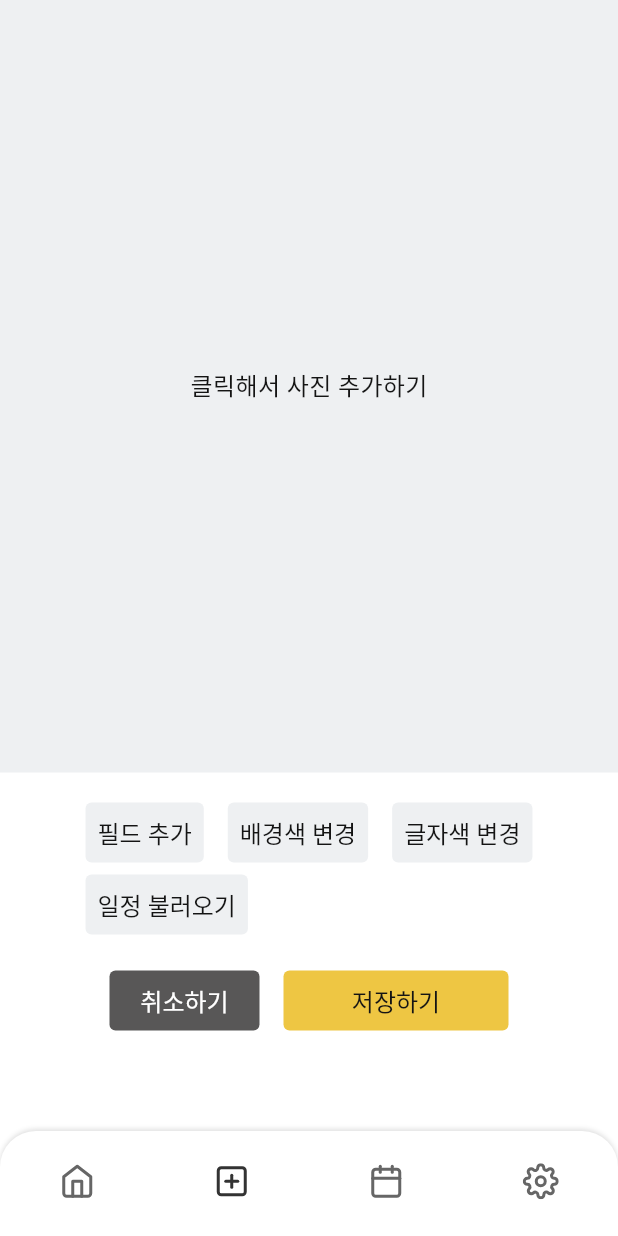
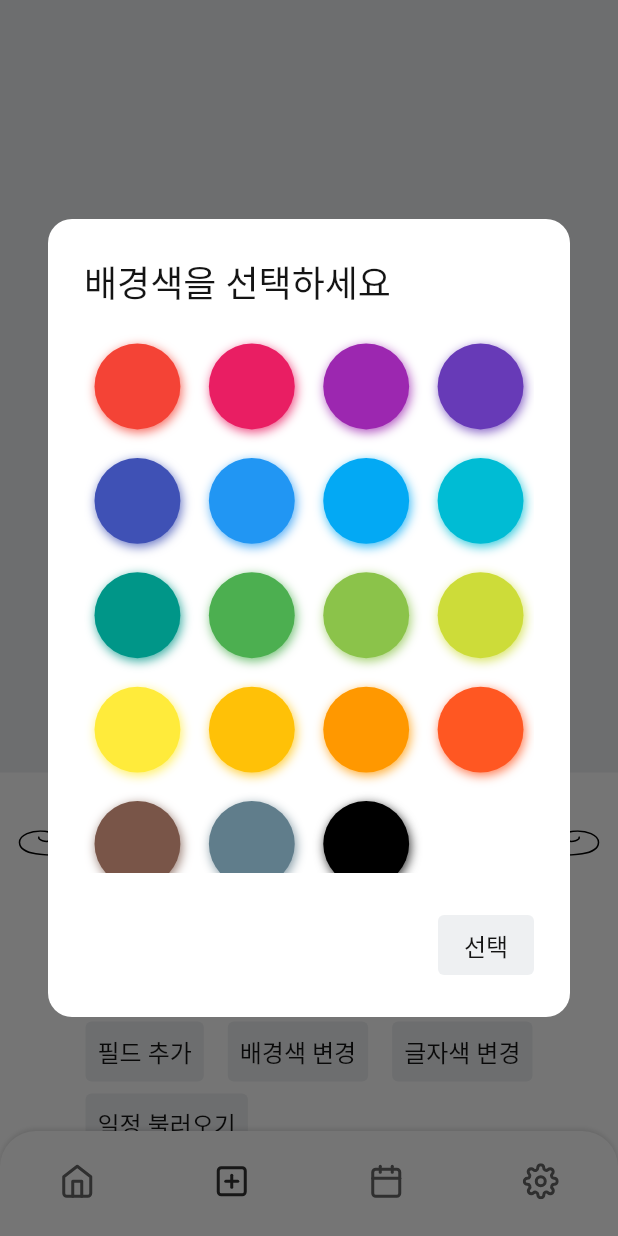
Before and after one commit to doyeon0307/Tickit-frontend, a Flutter app: the screen it shows after launch, item 2 of the bottom bar chosen, after a tap on "배경색 변경", on a phone screen of 412 x 824 dp. Run offline on Flutter 3.47's test engine with Material 3 defaults, Android fonts, the phone set to English and light mode, and no system bars; drawn by our look-alikes of flutter_colorpicker, persistent_bottom_nav_bar_v2; our stand-ins replace flutter_svg, freezed_annotation, image_picker; missing offline and left inert: vertical_card_pager; Roboto replaces fonts that are missing (Gangwon).

Commit message:
feat: 제목,장소 입력 텍스트필드

```diff
--- /dev/null
+++ b/tickit/lib/ui/ticket/component/ticket_text_field.dart
@@ -0,0 +1,41 @@
+import 'package:flutter/material.dart';
+import 'package:tickit/theme/text_style.dart';
+import 'package:tickit/ui/common/const/app_colors.dart';
+
+class TicketTextField extends StatelessWidget {
+  final double fontSize;
+  final String hintText;
+  final TextInputType keyboardType;
+
+  const TicketTextField({
+    super.key,
+    required this.fontSize,
+    required this.hintText,
+    this.keyboardType = TextInputType.text,
+  });
+
+  @override
+  Widget build(BuildContext context) {
+    return TextField(
+      maxLines: null,
+      keyboardType: keyboardType,
+      style: ticketStyle.copyWith(
+        fontSize: fontSize,
+      ),
+      textAlign: TextAlign.center,
+      cursorColor: AppColors.textColor.withOpacity(0.6),
+      cursorWidth: 1.5,
+      cursorRadius: const Radius.circular(4.0),
+      decoration: InputDecoration(
+        contentPadding: EdgeInsets.zero,
+        hintText: hintText,
+        border: InputBorder.none,
+        focusedBorder: UnderlineInputBorder(
+          borderSide: BorderSide(
+            color: AppColors.textColor,
+          ),
+        ),
+      ),
+    );
+  }
+}
--- a/tickit/lib/ui/ticket/ticket_view.dart
+++ b/tickit/lib/ui/ticket/ticket_view.dart
@@ -1,11 +1,13 @@
 import 'dart:io';
 
 import 'package:flutter/material.dart';
-import 'package:flutter/widgets.dart';
+import 'package:flutter_colorpicker/flutter_colorpicker.dart';
+import 'package:flutter_svg/flutter_svg.dart';
 import 'package:image_picker/image_picker.dart';
 import 'package:tickit/theme/text_style.dart';
 import 'package:tickit/ui/common/component/custom_text_button.dart';
 import 'package:tickit/ui/common/const/app_colors.dart';
+import 'package:tickit/ui/ticket/component/ticket_text_field.dart';
 
 class TicketScreen extends StatefulWidget {
   const TicketScreen({super.key});
@@ -27,7 +29,8 @@ class _TicketScreenState extends State<TicketScreen> {
           children: [
             GestureDetector(
               onTap: () async {
-                XFile? newImage = await imagePicker.pickImage(source: ImageSource.gallery);
+                XFile? newImage =
+                    await imagePicker.pickImage(source: ImageSource.gallery);
                 if (newImage != null) {
                   setState(() {
                     image = newImage;
@@ -55,8 +58,77 @@ class _TicketScreenState extends State<TicketScreen> {
                       ),
               ),
             ),
+            Padding(
+              padding: const EdgeInsets.symmetric(
+                horizontal: 12.0,
+                vertical: 16.0,
+              ),
+              child: Row(
+                mainAxisAlignment: MainAxisAlignment.spaceBetween,
+                children: [
+                  SvgPicture.asset(
+                    "assets/deco/left_title_deco.svg",
+                  ),
+                  const Expanded(
+                    child: Padding(
+                      padding: EdgeInsets.symmetric(
+                        horizontal: 4.0,
+                      ),
+                      child: TicketTextField(
+                        fontSize: 20.0,
+                        hintText: "제목을 입력하세요",
+                        keyboardType: TextInputType.multiline,
+                      ),
+                    ),
+                  ),
+                  SvgPicture.asset(
+                    "assets/deco/right_title_deco.svg",
+                  ),
+                ],
+              ),
+            ),
+            Padding(
+              padding: const EdgeInsets.symmetric(
+                horizontal: 20.0,
+              ),
+              child: Column(
+                children: [
+                  Row(
+                    mainAxisAlignment: MainAxisAlignment.center,
+                    children: [
+                      Row(
+                        children: [
+                          SvgPicture.asset("assets/icon/location.svg"),
                           const SizedBox(
-              height: 16.0,
+                            width: 4.0,
+                          ),
+                          const IntrinsicWidth(
+                            child: TicketTextField(
+                              fontSize: 16.0,
+                              hintText: "장소를 입력하세요",
+                            ),
+                          ),
+                        ],
+                      ),
+                      const SizedBox(
+                        width: 8.0,
+                      ),
+                      Row(
+                        children: [
+                          SvgPicture.asset("assets/icon/mini_calendar.svg"),
+                          const SizedBox(
+                            width: 4.0,
+                          ),
+                          Text(
+                            "날짜를 선택하세요",
+                            style: ticketStyle,
+                          ),
+                        ],
+                      ),
+                    ],
+                  ),
+                  const SizedBox(
+                    height: 20.0,
                   ),
                   Wrap(
                     spacing: 16.0,
@@ -68,7 +140,42 @@ class _TicketScreenState extends State<TicketScreen> {
                       ),
                       CustomTextButton(
                         label: "배경색 변경",
+                        onPressed: () {
+                          showDialog(
+                            context: context,
+                            builder: (context) {
+                              return AlertDialog(
+                                shape: RoundedRectangleBorder(
+                                  borderRadius: BorderRadius.circular(
+                                    16.0,
+                                  ),
+                                ),
+                                titleTextStyle: ticketStyle.copyWith(
+                                  fontSize: 24.0,
+                                ),
+                                insetPadding: const EdgeInsets.symmetric(
+                                  horizontal: 8.0,
+                                  vertical: 16.0,
+                                ),
+                                backgroundColor: AppColors.backgroundColor,
+                                title: const Text(
+                                  "배경색을 선택하세요",
+                                ),
+                                content: BlockPicker(
+                                  pickerColor: Colors.white,
+                                  onColorChanged: (value) {},
+                                ),
+                                actions: [
+                                  CustomTextButton(
+                                    label: "선택",
+                                    textStyle: ticketStyle,
                                     onPressed: () {},
+                                  ),
+                                ],
+                              );
+                            },
+                          );
+                        },
                         textStyle: ticketStyle,
                       ),
                       CustomTextButton(
@@ -107,6 +214,9 @@ class _TicketScreenState extends State<TicketScreen> {
                         height: 28.0,
                       ),
                     ],
+                  ),
+                ],
+              ),
             )
           ],
         ),
--- a/tickit/pubspec.yaml
+++ b/tickit/pubspec.yaml
@@ -19,6 +19,7 @@ dependencies:
   freezed_annotation: ^2.4.4
   json_annotation: ^4.9.0
   image_picker: ^1.1.2
+  flutter_colorpicker: ^1.1.0
 
 dev_dependencies:
   flutter_test:
@@ -35,6 +36,7 @@ flutter:
   assets:
     - assets/icon/
     - assets/image/
+    - assets/deco/
 
   fonts:
     - family: Pretendard
```
Also changed, not shown: tickit/assets/deco/left_title_deco.svg (added), tickit/assets/deco/right_title_deco.svg (added), tickit/assets/icon/location.svg (added), tickit/assets/icon/mini_calendar.svg (added), tickit/pubspec.lock. Lines whose indentation alone changed are shown as unchanged.
